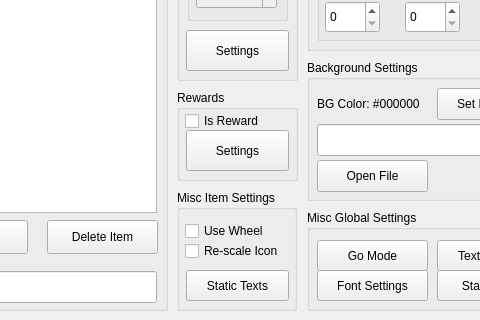
First picture: the form in ui/editor.ui, repository Yanis002/SaucisseTracker, before the edit; both pictures show x 103 to 583 and y 320 to 640 of the 1012 by 640 pixel window.
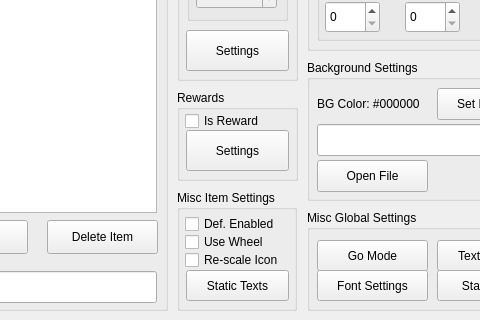
Second picture: the form after the edit. Icons and pictures are not drawn.

Diff of the .ui file:
```diff
--- a/ui/editor.ui
+++ b/ui/editor.ui
@@ -862,7 +862,7 @@
     <property name="geometry">
      <rect>
       <x>8</x>
-      <y>50</y>
+      <y>59</y>
       <width>111</width>
       <height>22</height>
      </rect>
@@ -875,7 +875,7 @@
     <property name="geometry">
      <rect>
       <x>8</x>
-      <y>30</y>
+      <y>41</y>
       <width>101</width>
       <height>22</height>
      </rect>
@@ -884,6 +884,19 @@
      <string>Use Wheel</string>
     </property>
    </widget>
+   <widget class="QCheckBox" name="checkBox_2">
+    <property name="geometry">
+     <rect>
+      <x>8</x>
+      <y>23</y>
+      <width>111</width>
+      <height>22</height>
+     </rect>
+    </property>
+    <property name="text">
+     <string>Def. Enabled</string>
+    </property>
+   </widget>
   </widget>
   <widget class="QPushButton" name="pushButton_21">
    <property name="geometry">
```
